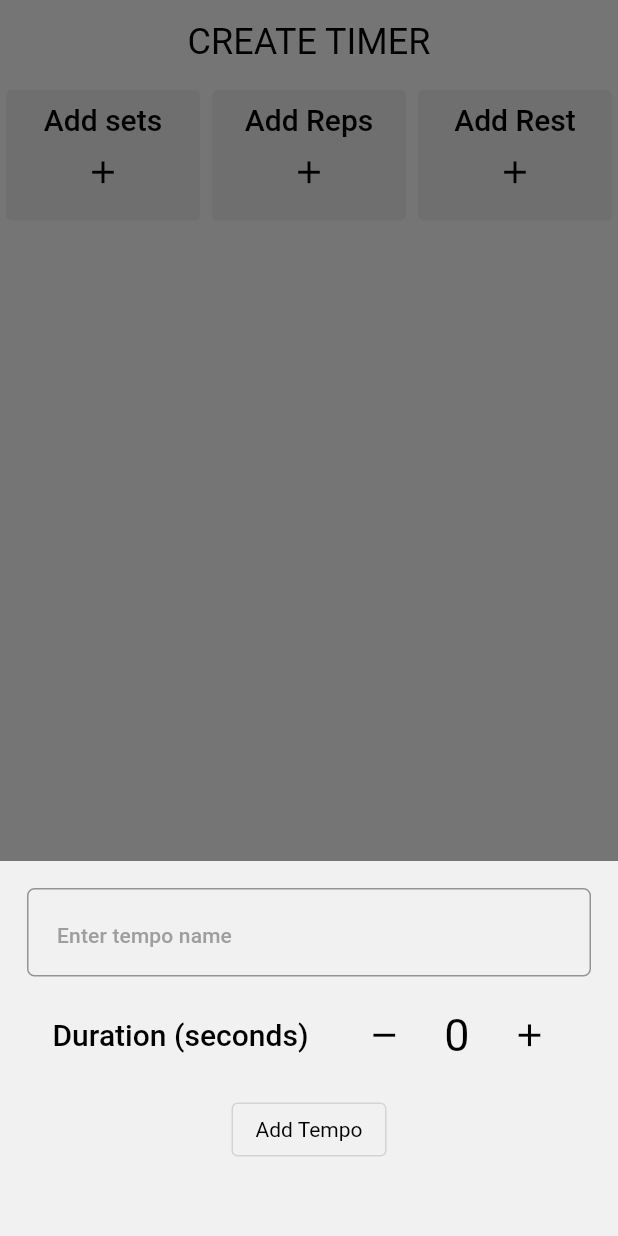
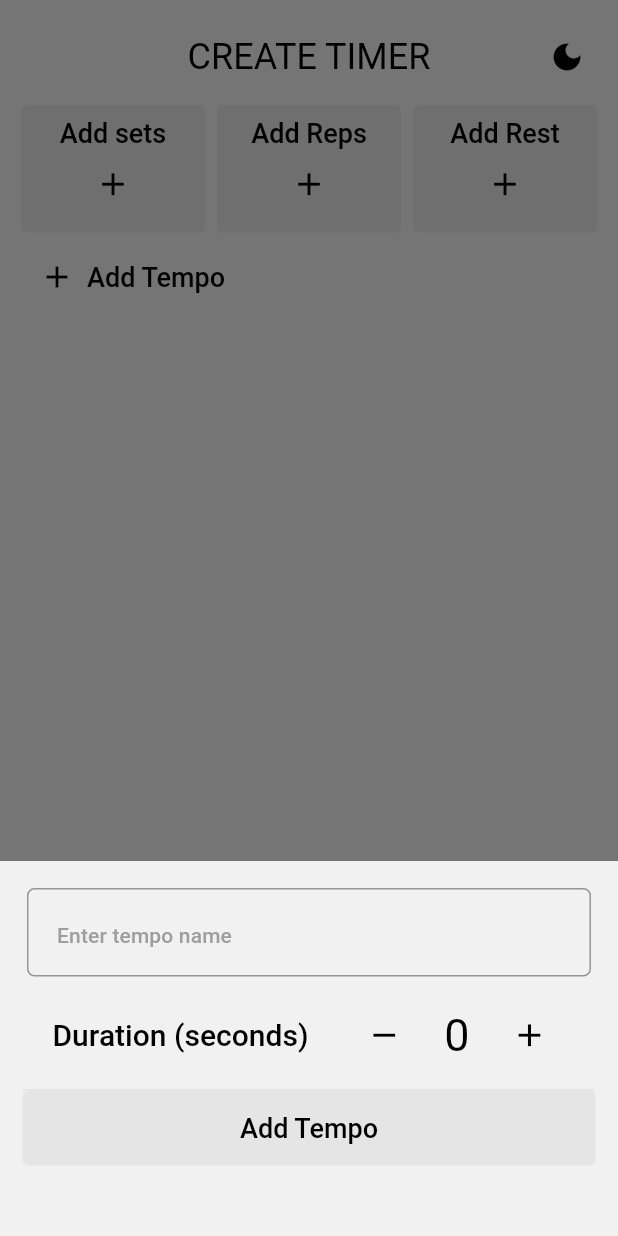
Before and after one commit to djock/intervals, a Flutter app: the screen it shows after launch, after a tap on the "add" icon, after a tap on the "delete" icon, after a tap on "Add Tempo", on a phone screen of 412 x 824 dp. Run offline on Flutter 3.47's test engine with Material 2 defaults, Android fonts, the light colour scheme and no system bars; our stand-ins replace another_flushbar, assets_audio_player, flutter_riverpod, numberpicker.

Commit message:
Create timer UI

```diff
--- a/lib/screens/navigation_screen.dart
+++ b/lib/screens/navigation_screen.dart
@@ -24,8 +24,8 @@ class NavigationScreenState extends State<NavigationScreen> {
         return true;
       },
       child: Scaffold(
-        appBar: CustomAppBar.buildNormal(context, AppLocalizations.timerSettingsScreenTitle),
-        body: _screens[_selectedScreenIndex],
+
+        body: Container(padding: EdgeInsets.all(10),child: _screens[_selectedScreenIndex]),
         // bottomNavigationBar: BottomNavigationBar(
         //   items: [
         //     BottomNavigationBarItem(
--- a/lib/screens/timer_settings_screen.dart
+++ b/lib/screens/timer_settings_screen.dart
@@ -4,9 +4,12 @@ import 'package:focus/screens/timer_screen.dart';
 import 'package:focus/utilities/constants.dart';
 import 'package:focus/utilities/localizations.dart';
 import 'package:focus/utilities/providers.dart';
-import 'package:focus/widgets/add_button.dart';
 import 'package:focus/widgets/create_tempo_widget.dart';
+import 'package:focus/widgets/notification_bar.dart';
+import 'package:focus/widgets/row_text_icon_button.dart';
 
+import '../widgets/custom_app_bar.dart';
+import '../widgets/expanded_test_button.dart';
 import '../widgets/rest_config_button.dart';
 import '../widgets/tempo_list_item.dart';
 import '../widgets/timer_config_button.dart';
@@ -27,7 +30,22 @@ class TimerSettingsScreenState extends State<TimerSettingsScreen> {
         final timerSettings = ref.watch(timerSettingsNotifier);
         final themeSettings = ref.watch(appThemeStateNotifier);
 
-        return Column(
+        return Scaffold(
+          appBar: CustomAppBar.buildWithAction(
+              context, AppLocalizations.timerSettingsScreenTitle, [
+            IconButton(
+                icon: Icon(Icons.dark_mode_sharp),
+                color: Theme.of(context).colorScheme.onPrimary,
+                onPressed: () {
+                  if (themeSettings.isDarkModeEnabled) {
+                    themeSettings.setLightTheme();
+                  } else {
+                    themeSettings.setDarkTheme();
+                  }
+                  ;
+                })
+          ]),
+          body: Column(
             mainAxisAlignment: MainAxisAlignment.start,
             children: [
               Row(
@@ -38,41 +56,22 @@ class TimerSettingsScreenState extends State<TimerSettingsScreen> {
                 ],
               ),
               Expanded(child: SingleChildScrollView(child: _buildTempos(ref))),
-            Row(
-              mainAxisAlignment: MainAxisAlignment.start,
-              children: [
-                AddButton(
+              ExpandedTextButton(
+                  text: AppLocalizations.start,
                   callback: () {
-                    _openBottomSheet(ref);
-                  },
-                  text: AppLocalizations.addTempo,
-                )
+                    if (timerSettings.temposList.isEmpty) {
+                      NotificationBar.build(
+                          context,
+                          AppLocalizations.noTemposErrorTitle,
+                          AppLocalizations.noTemposErrorMessage,
+                          Theme.of(context).colorScheme.error);
+                    } else {
+                      activeTimerSettings = timerSettings;
+                      Navigator.of(context).pushNamed(TimerScreen.id);
+                    }
+                  }),
             ],
           ),
-            AddButton(
-              callback: () {
-                // if(themeSettings.isDarkModeEnabled) {
-                //   themeSettings.setLightTheme();
-                // } else {
-                //   themeSettings.setDarkTheme();
-                // }
-
-                activeTimerSettings = timerSettings;
-                Navigator.of(context).pushNamed(TimerScreen.id);
-              },
-              text: AppLocalizations.start,
-            ),
-            AddButton(
-              callback: () {
-                if (themeSettings.isDarkModeEnabled) {
-                  themeSettings.setLightTheme();
-                } else {
-                  themeSettings.setDarkTheme();
-                }
-              },
-              text: 'Switch theme',
-            ),
-          ],
         );
       },
     );
@@ -94,7 +93,6 @@ class TimerSettingsScreenState extends State<TimerSettingsScreen> {
         value: timerSettings.sets,
         onChanged: (newValue) {
           ref.read(timerSettingsNotifier).updateSets(newValue);
-          setState(() {});
         },
         title: AppLocalizations.addSets,
       );
@@ -162,6 +160,14 @@ class TimerSettingsScreenState extends State<TimerSettingsScreen> {
       ));
     }
 
+    _tempos.add(RowIconTextButton(
+      callback: () {
+        _openBottomSheet(ref);
+      },
+      text: AppLocalizations.addTempo,
+      icon: Icons.add,
+    ));
+
     return Column(
       children: _tempos,
     );
--- a/lib/utilities/app_theme.dart
+++ b/lib/utilities/app_theme.dart
@@ -61,6 +61,10 @@ class AppTheme {
       subtitle2: TextStyle(
         color: Colors.grey,
       ),
+      button: TextStyle(
+        color: Colors.black,
+        fontSize: 18
+      )
     ),
     bottomNavigationBarTheme: BottomNavigationBarThemeData(
       backgroundColor: Colors.white,
@@ -78,7 +82,7 @@ class AppTheme {
       brightness: Brightness.light,
       primary: Colors.black,
       onPrimary: Colors.white,
-      secondary: Colors.grey.withOpacity(0.15),
+      secondary: Colors.grey.withOpacity(0.25),
       onSecondary: Colors.white,
       error: Colors.red,
       onError: Colors.white,
@@ -115,6 +119,10 @@ class AppTheme {
       subtitle2: TextStyle(
         color: Colors.grey,
       ),
+      button: TextStyle(
+        color: Colors.white,
+        fontSize: 18
+      )
     ),
     bottomNavigationBarTheme: BottomNavigationBarThemeData(
       backgroundColor: Colors.black,
--- a/lib/utilities/localizations.dart
+++ b/lib/utilities/localizations.dart
@@ -15,6 +15,8 @@ class AppLocalizations {
   static String currentRep = 'Rep: {AMOUNT}';
   static String currentProgress = 'Progress: {AMOUNT}';
   static String createTimer = 'Timed';
+  static String noTemposErrorTitle = 'No tempos added';
+  static String noTemposErrorMessage = 'Add some tempos to start the timer';
 
   static String getLocalization(String key, String oldText, String newText) {
     return key.replaceAll(oldText, newText);
--- a/lib/widgets/add_button.dart
+++ /dev/null
@@ -1,22 +0,0 @@
-import 'package:flutter/material.dart';
-
-class AddButton extends StatefulWidget {
-  final VoidCallback callback;
-  final String text;
-
-  const AddButton({Key? key, required this.callback, required this.text})
-      : super(key: key);
-
-  @override
-  AddButtonState createState() => AddButtonState();
-}
-
-class AddButtonState extends State<AddButton> {
-  @override
-  Widget build(BuildContext context) {
-    return OutlinedButton(
-      onPressed: widget.callback,
-      child: Text(widget.text, style: Theme.of(context).textTheme.bodyText2,),
-    );
-  }
-}
--- a/lib/widgets/create_tempo_widget.dart
+++ b/lib/widgets/create_tempo_widget.dart
@@ -3,7 +3,7 @@ import 'package:focus/utilities/constants.dart';
 import 'package:focus/utilities/localizations.dart';
 import 'package:focus/widgets/tempo_list_item.dart';
 
-import 'add_button.dart';
+import 'expanded_test_button.dart';
 
 class CreateTempoWidget extends StatefulWidget {
   final NewTempoCallback callback;
@@ -41,16 +41,12 @@ class CreateTempoWidgetState extends State<CreateTempoWidget> {
                 setState(() {});
               },
               title: AppLocalizations.durationInSeconds),
-          Padding(
-            padding: const EdgeInsets.all(3),
-            child: AddButton(
-              text: AppLocalizations.addTempo,
-                callback: () {
+          ExpandedTextButton(text: AppLocalizations.addTempo,
+              callback: () {
                 if(_formKey.currentState!.validate()) {
                   widget.callback(_textFieldController.text, _duration);
                 }
-            }),
-          )
+              }),
         ],
       ),
     );
--- a/lib/widgets/custom_app_bar.dart
+++ b/lib/widgets/custom_app_bar.dart
@@ -26,4 +26,17 @@ class CustomAppBar {
         ),
         centerTitle: true,
       );
+
+  static PreferredSizeWidget buildWithAction(BuildContext context, String text, List<Widget> actions,
+      {double elevation = 0.0}) =>
+      AppBar(
+        backgroundColor: Theme.of(context).colorScheme.primary,
+        elevation: elevation,
+        actions: actions,
+        title: Text(
+          text.toUpperCase(),
+          style: Theme.of(context).textTheme.headline5,
+        ),
+        centerTitle: true,
+      );
 }
--- /dev/null
+++ b/lib/widgets/expanded_test_button.dart
@@ -0,0 +1,32 @@
+import 'package:flutter/material.dart';
+
+class ExpandedTextButton extends StatelessWidget {
+  final String text;
+  final VoidCallback callback;
+
+  const ExpandedTextButton(
+      {Key? key, required this.text, required this.callback})
+      : super(key: key);
+
+  @override
+  Widget build(BuildContext context) {
+    return Container(
+      child: Row(
+        children: [
+          Expanded(
+              child: OutlinedButton(
+            style: OutlinedButton.styleFrom(
+                minimumSize: Size(200, 50),
+                side: BorderSide.none,
+                backgroundColor: Theme.of(context).colorScheme.secondary),
+            onPressed: callback,
+            child: Text(
+              text,
+              style: Theme.of(context).textTheme.button,
+            ),
+          )),
+        ],
+      ),
+    );
+  }
+}
--- /dev/null
+++ b/lib/widgets/notification_bar.dart
@@ -0,0 +1,19 @@
+import 'package:another_flushbar/flushbar.dart';
+import 'package:flutter/cupertino.dart';
+import 'package:flutter/material.dart';
+
+class NotificationBar {
+  static Flushbar build(BuildContext context, String title, String message, Color color) =>
+      Flushbar(
+        animationDuration: Duration(milliseconds: 500),
+        flushbarPosition: FlushbarPosition.TOP,
+        backgroundColor: color,
+        isDismissible: true,
+        title: title,
+        titleColor: Theme.of(context).colorScheme.onError,
+        margin: EdgeInsets.all(10),
+        message: message,
+        duration: Duration(seconds: 5),
+        borderRadius: BorderRadius.circular(8),
+      )..show(context);
+}
--- /dev/null
+++ b/lib/widgets/row_text_icon_button.dart
@@ -0,0 +1,28 @@
+import 'package:flutter/material.dart';
+
+class RowIconTextButton extends StatelessWidget {
+  final VoidCallback callback;
+  final String text;
+  final MainAxisAlignment axisAlignment;
+  final IconData icon;
+
+  const RowIconTextButton({Key? key, required this.callback, required this.text, required this.icon,  this.axisAlignment = MainAxisAlignment.start}) : super(key: key);
+
+  @override
+  Widget build(BuildContext context) {
+    return TextButton(
+      onPressed: callback,
+      child: Row(
+        mainAxisAlignment: axisAlignment,
+        children: [
+          Padding(
+            padding: const EdgeInsets.all(8.0),
+            child: Icon(icon, color: Theme.of(context).colorScheme.onPrimary,),
+          ),
+          Text(text, style: Theme.of(context).textTheme.button, )
+        ],
+      ),
+    );
+  }
+
+}
--- a/lib/widgets/tempo_list_item.dart
+++ b/lib/widgets/tempo_list_item.dart
@@ -17,7 +17,16 @@ class TempoListItem extends StatelessWidget {
 
   @override
   Widget build(BuildContext context) {
-    return Card(
+    return Container(
+      decoration: BoxDecoration(
+        border:  Border(
+          bottom: BorderSide( //                   <--- left side
+            color: Theme.of(context).colorScheme.secondary,
+            width: 1,
+          ),
+        ),
+      ),
+      child: Card(
         color: color,
         elevation: 0,
         child: Padding(
@@ -83,6 +92,7 @@ class TempoListItem extends StatelessWidget {
             ],
           ),
         ),
+      ),
     );
   }
 }
--- a/lib/widgets/timer_config_button.dart
+++ b/lib/widgets/timer_config_button.dart
@@ -20,16 +20,16 @@ class TimerConfigButton extends StatelessWidget {
         color: Theme.of(context).colorScheme.secondary,
         elevation: 0,
         child: Padding(
-          padding: const EdgeInsets.symmetric(horizontal: 3.0, vertical: 8.0),
+          padding: const EdgeInsets.symmetric(horizontal: 0.0, vertical: 8.0),
           child: Column(
             mainAxisAlignment: MainAxisAlignment.spaceBetween,
             children: <Widget>[
               Text(
                 title,
-                style: Theme.of(context).textTheme.headline6,
+                style: Theme.of(context).textTheme.button,
               ),
               Row(
-                mainAxisAlignment: MainAxisAlignment.center,
+                mainAxisAlignment: MainAxisAlignment.spaceEvenly,
                 children: [
                   RoundButton(
                     height: roundButtonIconSize,
--- a/lib/widgets/timer_config_empty_button.dart
+++ b/lib/widgets/timer_config_empty_button.dart
@@ -26,7 +26,7 @@ class TimerConfigEmptyButton extends StatelessWidget {
             children: <Widget>[
               Text(
                 title,
-                style: Theme.of(context).textTheme.headline6,
+                style: Theme.of(context).textTheme.button,
               ),
               Row(
                 mainAxisAlignment: MainAxisAlignment.center,
--- a/pubspec.yaml
+++ b/pubspec.yaml
@@ -24,6 +24,7 @@ dependencies:
   flutter_riverpod: ^1.0.3
   assets_audio_player: ^3.0.4+1
   numberpicker: ^2.1.1
+  another_flushbar: ^1.10.28
 
 dev_dependencies:
   flutter_test:
```
Also changed, not shown: pubspec.lock. Lines whose indentation alone changed are shown as unchanged.
